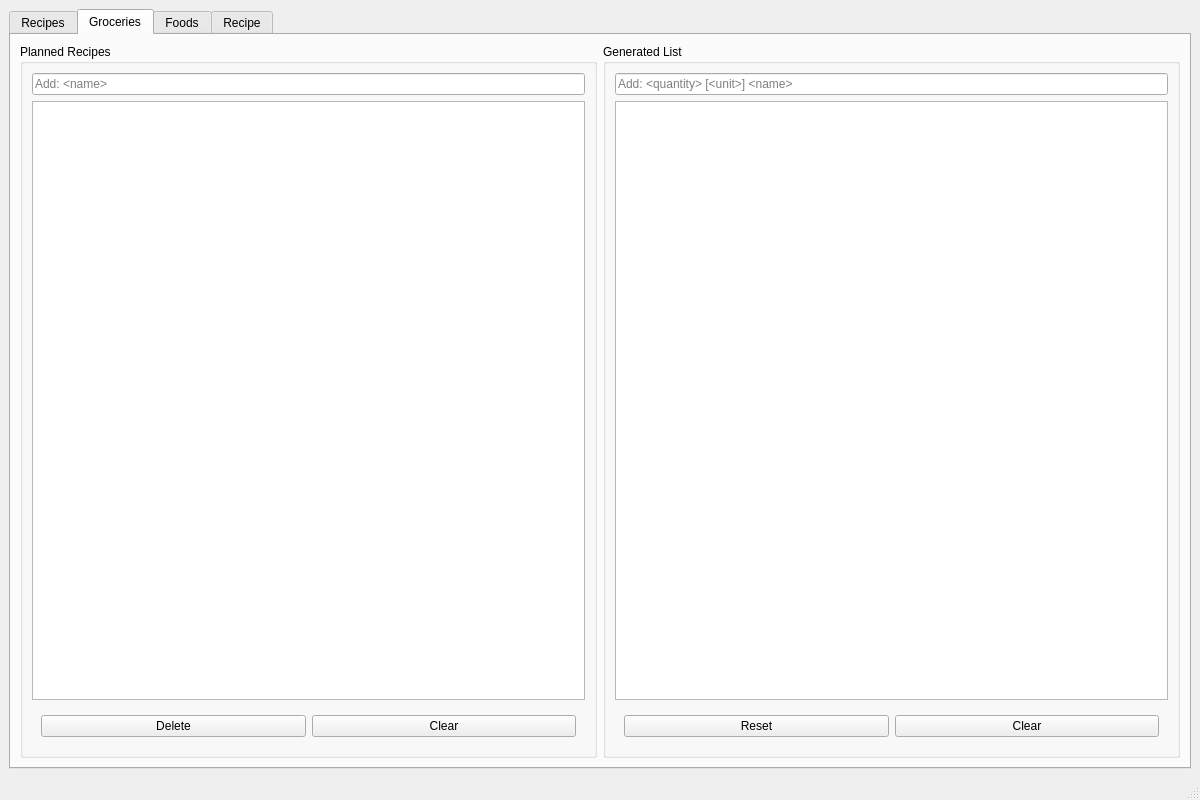
First picture: the form in app.ui, repository benjaminogles/budget-meal-planner, before the edit.
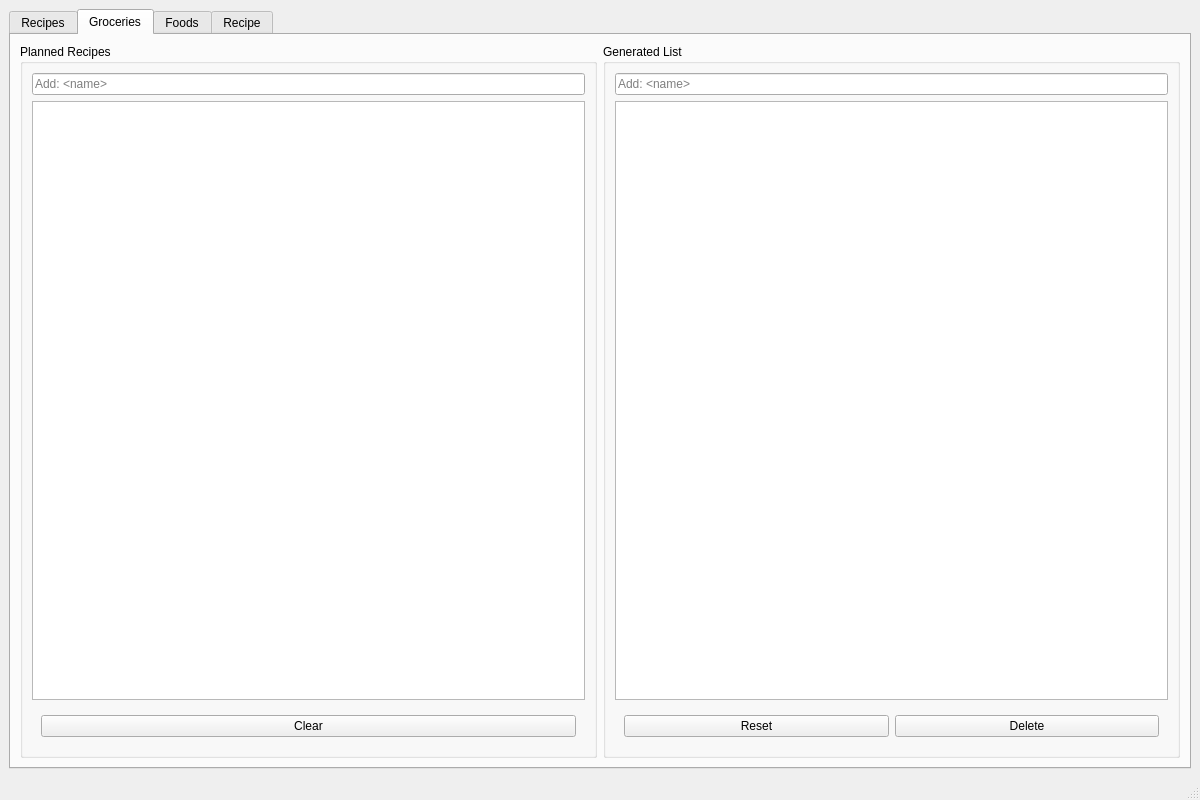
Second picture: the form after the edit. The open tabs and pages were chosen to show the change.

Commit message: planned and groceries

What changed in the file:
```diff
--- a/app.ui
+++ b/app.ui
@@ -72,13 +72,6 @@
            <item>
             <widget class="QWidget" name="widget_4" native="true">
              <layout class="QHBoxLayout" name="horizontalLayout_4">
-              <item>
-               <widget class="QPushButton" name="bDeletePlanned">
-                <property name="text">
-                 <string>Delete</string>
-                </property>
-               </widget>
-              </item>
               <item>
                <widget class="QPushButton" name="bClearPlanned">
                 <property name="text">
@@ -101,7 +94,7 @@
            <item>
             <widget class="QLineEdit" name="leGrocery">
              <property name="placeholderText">
-              <string>Add: &lt;quantity&gt; [&lt;unit&gt;] &lt;name&gt;</string>
+              <string>Add: &lt;name&gt;</string>
              </property>
             </widget>
            </item>
@@ -121,7 +114,7 @@
               <item>
                <widget class="QPushButton" name="bClearGroceries">
                 <property name="text">
-                 <string>Clear</string>
+                 <string>Delete</string>
                 </property>
                </widget>
               </item>
```
Left out of the diff: 2 changed lines with no effect on the pictures. The commit also changes 3 other files.
